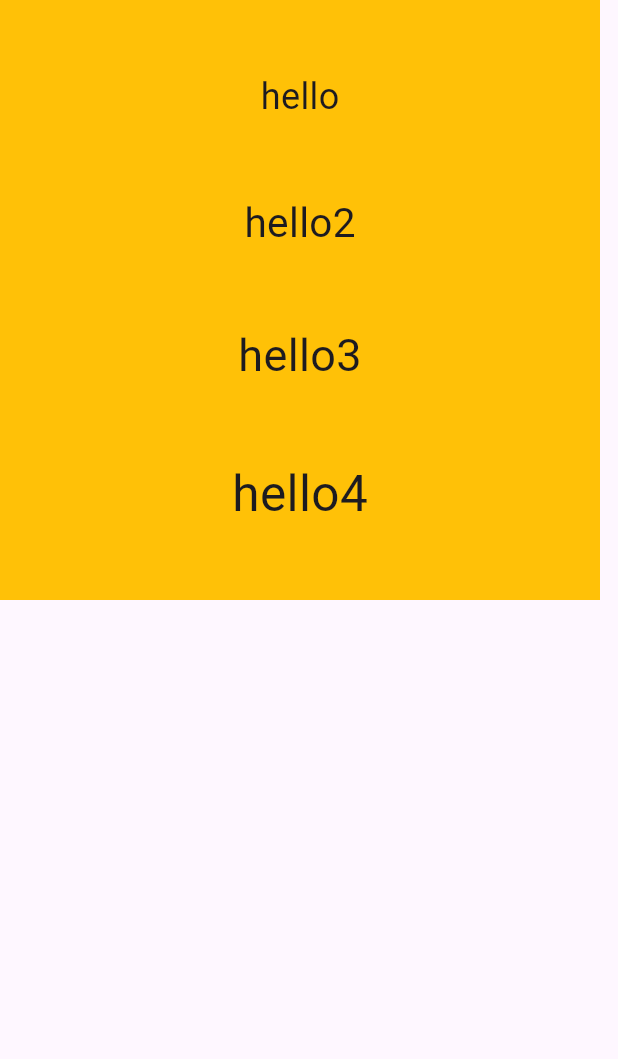
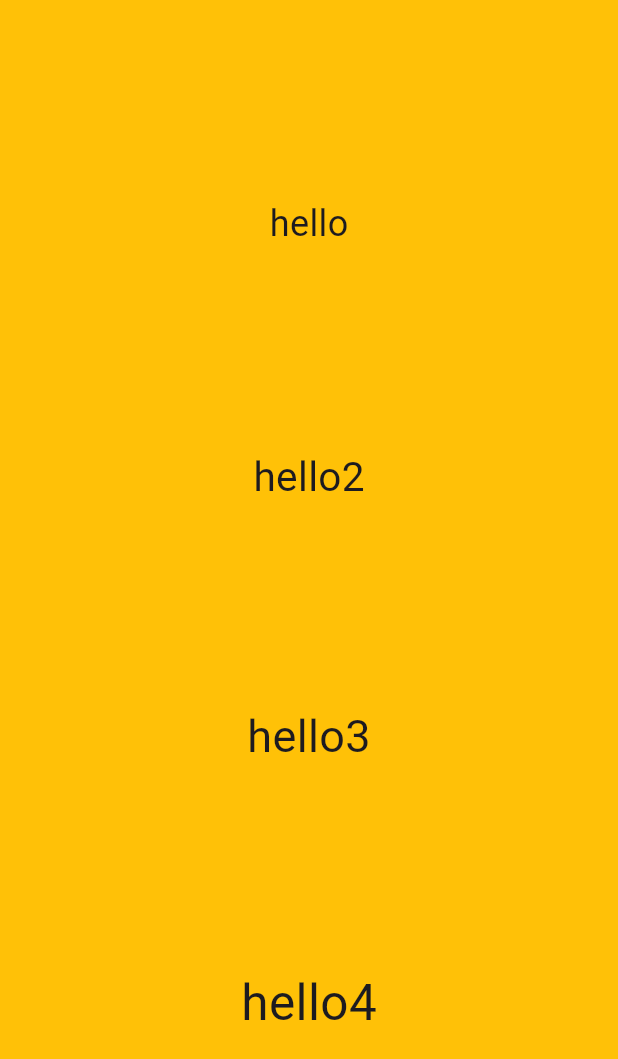
Before and after one commit to masked-redhat/learn-flutter, a Flutter app: the screen it shows after launch, on a phone screen of 412 x 824 dp. Shown: the top 1059 px of the screen. Run offline on Flutter 3.47's test engine with Material 3 defaults, Android fonts, the phone set to English and light mode, and no system bars; project files that could hold a hidden picture were left out.

Commit message:
feat: screen size

```diff
--- a/lib/main.dart
+++ b/lib/main.dart
@@ -18,10 +18,14 @@ class MainWidget extends StatelessWidget {
 
   @override
   Widget build(BuildContext context) {
+    final Size screenSize = MediaQuery.of(context).size;
+    final double height = screenSize.height;
+    final double width = screenSize.width;
+
     return Scaffold(
       body: Container(
-        height: 400,
-        width: 400,
+        height: height,
+        width: width,
         color: Colors.amber,
         child: Column(
           mainAxisAlignment: MainAxisAlignment.spaceEvenly,
```
